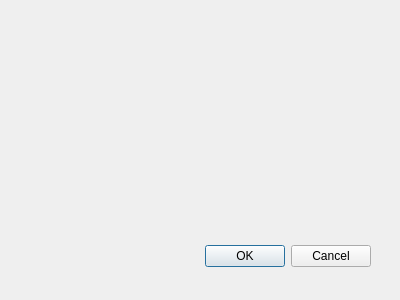
Qt form ofdEditor/model/Widget/DocInfoDialog.ui (mcoder2014/ofdEditor) before a commit.
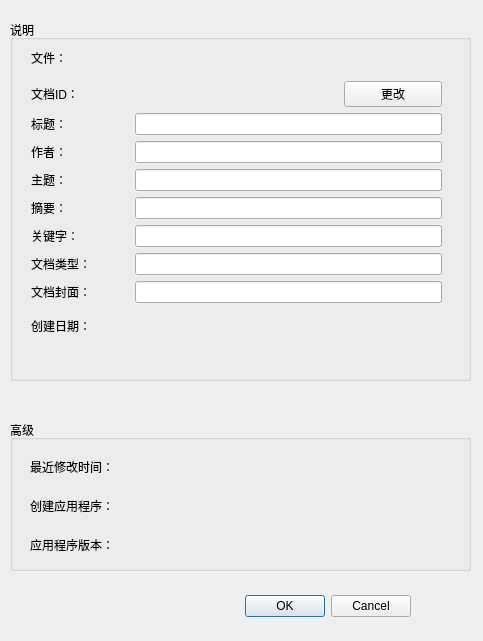
The same form after that commit.

Commit message: 完善 DocInfo显示的功能小部件

Patch:
```diff
--- a/ofdEditor/model/Widget/DocInfoDialog.ui
+++ b/ofdEditor/model/Widget/DocInfoDialog.ui
@@ -8,8 +8,8 @@
    <rect>
     <x>0</x>
     <y>0</y>
-    <width>400</width>
-    <height>300</height>
+    <width>483</width>
+    <height>641</height>
    </rect>
   </property>
   <property name="windowTitle">
@@ -18,8 +18,8 @@
   <widget name="buttonBox" class="QDialogButtonBox">
    <property name="geometry">
     <rect>
-     <x>30</x>
-     <y>240</y>
+     <x>70</x>
+     <y>590</y>
      <width>341</width>
      <height>32</height>
     </rect>
@@ -31,6 +31,217 @@
     <set>QDialogButtonBox::Cancel|QDialogButtonBox::Ok</set>
    </property>
   </widget>
+  <widget class="QGroupBox" name="groupBox">
+   <property name="geometry">
+    <rect>
+     <x>10</x>
+     <y>20</y>
+     <width>461</width>
+     <height>361</height>
+    </rect>
+   </property>
+   <property name="title">
+    <string>说明</string>
+   </property>
+   <widget class="QWidget" name="">
+    <property name="geometry">
+     <rect>
+      <x>21</x>
+      <y>21</y>
+      <width>411</width>
+      <height>301</height>
+     </rect>
+    </property>
+    <layout class="QGridLayout" name="gridLayout">
+     <item row="0" column="0">
+      <widget class="QLabel" name="label">
+       <property name="text">
+        <string>文件：</string>
+       </property>
+      </widget>
+     </item>
+     <item row="1" column="0">
+      <widget class="QLabel" name="label_2">
+       <property name="text">
+        <string>文档ID：</string>
+       </property>
+      </widget>
+     </item>
+     <item row="1" column="3">
+      <widget class="QPushButton" name="btn_uuid">
+       <property name="text">
+        <string>更改</string>
+       </property>
+      </widget>
+     </item>
+     <item row="2" column="0">
+      <widget class="QLabel" name="label_3">
+       <property name="text">
+        <string>标题：</string>
+       </property>
+      </widget>
+     </item>
+     <item row="2" column="1" colspan="3">
+      <widget class="QLineEdit" name="title"/>
+     </item>
+     <item row="3" column="0">
+      <widget class="QLabel" name="label_6">
+       <property name="text">
+        <string>作者：</string>
+       </property>
+      </widget>
+     </item>
+     <item row="3" column="1" colspan="3">
+      <widget class="QLineEdit" name="author"/>
+     </item>
+     <item row="4" column="0">
+      <widget class="QLabel" name="label_7">
+       <property name="text">
+        <string>主题：</string>
+       </property>
+      </widget>
+     </item>
+     <item row="4" column="1" colspan="3">
+      <widget class="QLineEdit" name="subject"/>
+     </item>
+     <item row="5" column="0">
+      <widget class="QLabel" name="label_8">
+       <property name="text">
+        <string>摘要：</string>
+       </property>
+      </widget>
+     </item>
+     <item row="5" column="1" colspan="3">
+      <widget class="QLineEdit" name="abstract_2"/>
+     </item>
+     <item row="6" column="0">
+      <widget class="QLabel" name="label_9">
+       <property name="text">
+        <string>关键字：</string>
+       </property>
+      </widget>
+     </item>
+     <item row="6" column="1" colspan="3">
+      <widget class="QLineEdit" name="keyWords"/>
+     </item>
+     <item row="7" column="0">
+      <widget class="QLabel" name="label_10">
+       <property name="text">
+        <string>文档类型：</string>
+       </property>
+      </widget>
+     </item>
+     <item row="7" column="1" colspan="3">
+      <widget class="QLineEdit" name="fileType"/>
+     </item>
+     <item row="8" column="0">
+      <widget class="QLabel" name="label_11">
+       <property name="text">
+        <string>文档封面：</string>
+       </property>
+      </widget>
+     </item>
+     <item row="8" column="1" colspan="3">
+      <widget class="QLineEdit" name="fileCover"/>
+     </item>
+     <item row="9" column="0">
+      <widget class="QLabel" name="label_12">
+       <property name="text">
+        <string>创建日期：</string>
+       </property>
+      </widget>
+     </item>
+     <item row="9" column="1">
+      <widget class="QLabel" name="creationDate">
+       <property name="text">
+        <string/>
+       </property>
+      </widget>
+     </item>
+     <item row="1" column="1" colspan="2">
+      <widget class="QLabel" name="docId">
+       <property name="text">
+        <string/>
+       </property>
+      </widget>
+     </item>
+     <item row="0" column="1" colspan="2">
+      <widget class="QLabel" name="fileName">
+       <property name="text">
+        <string/>
+       </property>
+      </widget>
+     </item>
+    </layout>
+   </widget>
+  </widget>
+  <widget class="QGroupBox" name="groupBox_2">
+   <property name="geometry">
+    <rect>
+     <x>10</x>
+     <y>420</y>
+     <width>461</width>
+     <height>151</height>
+    </rect>
+   </property>
+   <property name="title">
+    <string>高级</string>
+   </property>
+   <widget class="QWidget" name="layoutWidget">
+    <property name="geometry">
+     <rect>
+      <x>20</x>
+      <y>30</y>
+      <width>431</width>
+      <height>111</height>
+     </rect>
+    </property>
+    <layout class="QGridLayout" name="gridLayout_3">
+     <item row="0" column="0">
+      <widget class="QLabel" name="label_14">
+       <property name="text">
+        <string>最近修改时间：</string>
+       </property>
+      </widget>
+     </item>
+     <item row="0" column="1">
+      <widget class="QLabel" name="modDate">
+       <property name="text">
+        <string/>
+       </property>
+      </widget>
+     </item>
+     <item row="1" column="0">
+      <widget class="QLabel" name="label_15">
+       <property name="text">
+        <string>创建应用程序：</string>
+       </property>
+      </widget>
+     </item>
+     <item row="1" column="1">
+      <widget class="QLabel" name="createApp">
+       <property name="text">
+        <string/>
+       </property>
+      </widget>
+     </item>
+     <item row="2" column="0">
+      <widget class="QLabel" name="label_18">
+       <property name="text">
+        <string>应用程序版本：</string>
+       </property>
+      </widget>
+     </item>
+     <item row="2" column="1">
+      <widget class="QLabel" name="creatorVersion">
+       <property name="text">
+        <string/>
+       </property>
+      </widget>
+     </item>
+    </layout>
+   </widget>
+  </widget>
  </widget>
  <pixmapfunction/>
  <resources/>
```
Left out of the diff: 9 changed lines with no effect on the pictures. The commit also changes 12 other files.
